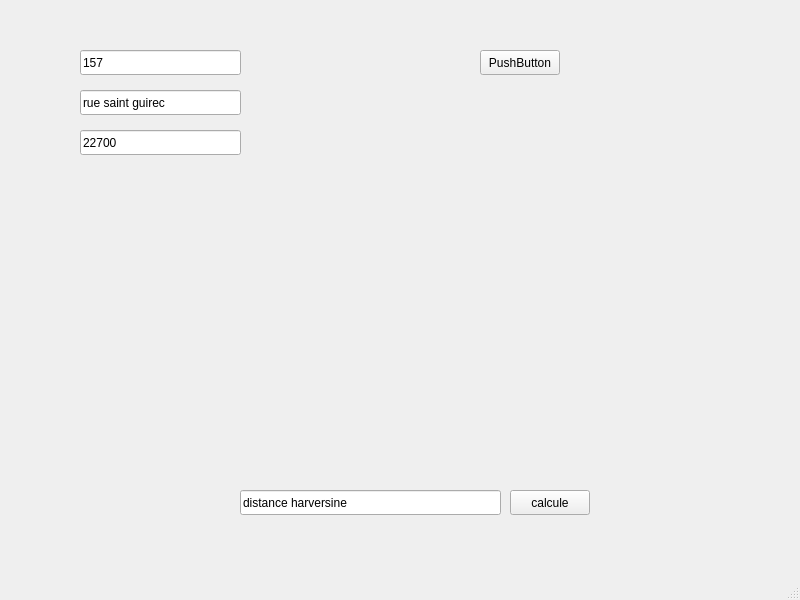
First picture: the form in Pompier/superviseurope.ui, repository anusdethanos/pompier-felix, before the edit.
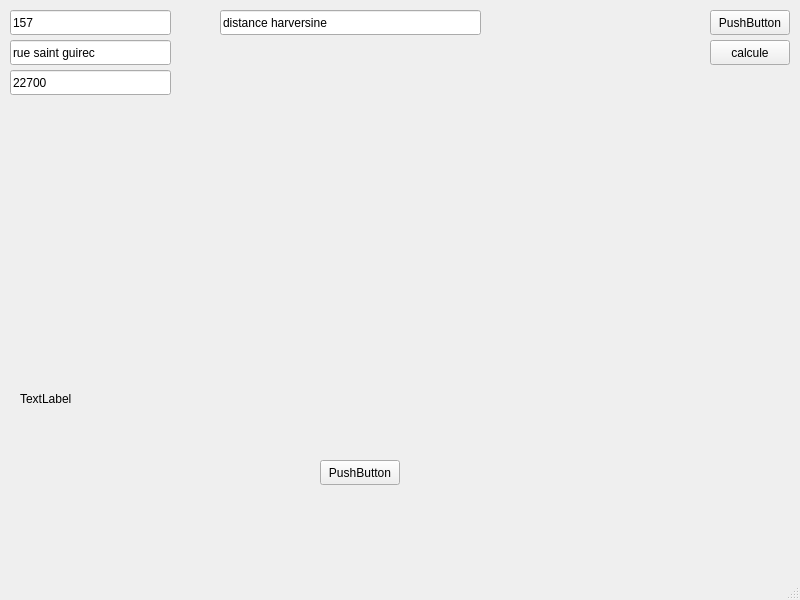
Second picture: the form after the edit.

Patch:
```diff
--- a/Pompier/superviseurope.ui
+++ b/Pompier/superviseurope.ui
@@ -17,8 +17,8 @@
    <widget class="QPushButton" name="pushButton_calcule">
     <property name="geometry">
      <rect>
-      <x>510</x>
-      <y>490</y>
+      <x>710</x>
+      <y>40</y>
       <width>80</width>
       <height>25</height>
      </rect>
@@ -30,8 +30,8 @@
    <widget class="QLineEdit" name="lineEdit_test">
     <property name="geometry">
      <rect>
-      <x>240</x>
-      <y>490</y>
+      <x>220</x>
+      <y>10</y>
       <width>261</width>
       <height>25</height>
      </rect>
@@ -43,8 +43,8 @@
    <widget class="QLineEdit" name="lineEdit">
     <property name="geometry">
      <rect>
-      <x>80</x>
-      <y>50</y>
+      <x>10</x>
+      <y>10</y>
       <width>161</width>
       <height>25</height>
      </rect>
@@ -56,8 +56,8 @@
    <widget class="QLineEdit" name="lineEdit_2">
     <property name="geometry">
      <rect>
-      <x>80</x>
-      <y>90</y>
+      <x>10</x>
+      <y>40</y>
       <width>161</width>
       <height>25</height>
      </rect>
@@ -69,8 +69,8 @@
    <widget class="QLineEdit" name="lineEdit_3">
     <property name="geometry">
      <rect>
-      <x>80</x>
-      <y>130</y>
+      <x>10</x>
+      <y>70</y>
       <width>161</width>
       <height>25</height>
      </rect>
@@ -82,8 +82,34 @@
    <widget class="QPushButton" name="pushButton_adresse">
     <property name="geometry">
      <rect>
-      <x>480</x>
-      <y>50</y>
+      <x>710</x>
+      <y>10</y>
+      <width>80</width>
+      <height>25</height>
+     </rect>
+    </property>
+    <property name="text">
+     <string>PushButton</string>
+    </property>
+   </widget>
+   <widget class="QLabel" name="label_minDist">
+    <property name="geometry">
+     <rect>
+      <x>20</x>
+      <y>390</y>
+      <width>231</width>
+      <height>17</height>
+     </rect>
+    </property>
+    <property name="text">
+     <string>TextLabel</string>
+    </property>
+   </widget>
+   <widget class="QPushButton" name="pushButton_minDist">
+    <property name="geometry">
+     <rect>
+      <x>320</x>
+      <y>460</y>
       <width>80</width>
       <height>25</height>
      </rect>
```
